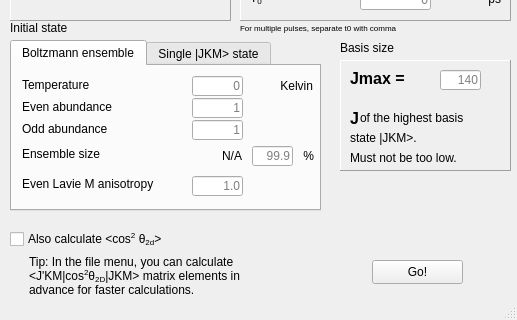
Old version of the form GUI.ui in the repository Femtolab-aarhus/alignment_calculator; both pictures show x 0 to 517 and y 259 to 579 of the 517 by 579 pixel window.
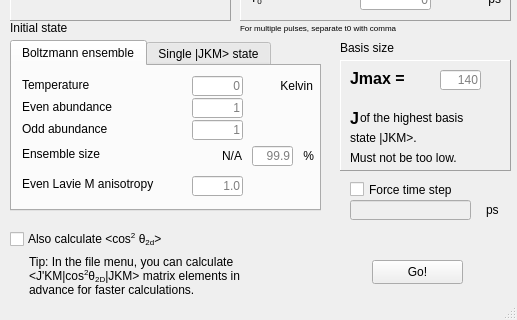
New version of the form.

Commit message: Introduced force time step option

The edit to the form file:
```diff
--- a/GUI.ui
+++ b/GUI.ui
@@ -1590,6 +1590,54 @@
      <string>&lt;html&gt;&lt;head/&gt;&lt;body&gt;&lt;p&gt;Tip: In the file menu, you can calculate&lt;br/&gt;&amp;lt;J'KM|cos&lt;span style=&quot; vertical-align:super;&quot;&gt;2&lt;/span&gt;θ&lt;span style=&quot; vertical-align:sub;&quot;&gt;2D&lt;/span&gt;|JKM&amp;gt; matrix elements in&lt;br/&gt;advance for faster calculations.&lt;/p&gt;&lt;/body&gt;&lt;/html&gt;</string>
     </property>
    </widget>
+   <widget class="QCheckBox" name="forceDT">
+    <property name="geometry">
+     <rect>
+      <x>350</x>
+      <y>420</y>
+      <width>120</width>
+      <height>19</height>
+     </rect>
+    </property>
+    <property name="toolTip">
+     <string>Sampling time step, not propagation time step.</string>
+    </property>
+    <property name="statusTip">
+     <string>For plotting only</string>
+    </property>
+    <property name="text">
+     <string>Force time step</string>
+    </property>
+   </widget>
+   <widget class="QLineEdit" name="timestep">
+    <property name="enabled">
+     <bool>false</bool>
+    </property>
+    <property name="geometry">
+     <rect>
+      <x>350</x>
+      <y>440</y>
+      <width>121</width>
+      <height>20</height>
+     </rect>
+    </property>
+    <property name="alignment">
+     <set>Qt::AlignRight|Qt::AlignTrailing|Qt::AlignVCenter</set>
+    </property>
+   </widget>
+   <widget class="QLabel" name="label_28">
+    <property name="geometry">
+     <rect>
+      <x>486</x>
+      <y>440</y>
+      <width>20</width>
+      <height>20</height>
+     </rect>
+    </property>
+    <property name="text">
+     <string>ps</string>
+    </property>
+   </widget>
   </widget>
   <widget class="QMenuBar" name="menubar">
    <property name="geometry">
```
The commit also changes 2 other files.
